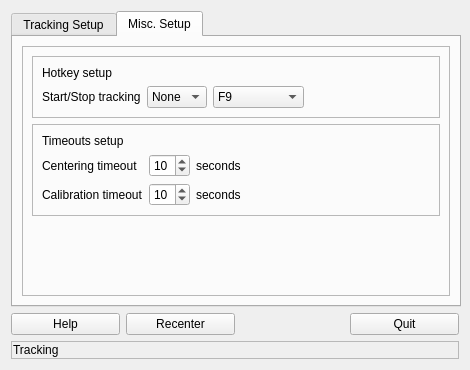
First picture: the form in src/mickey/mickey.ui, repository mavak/linux-track, before the edit.
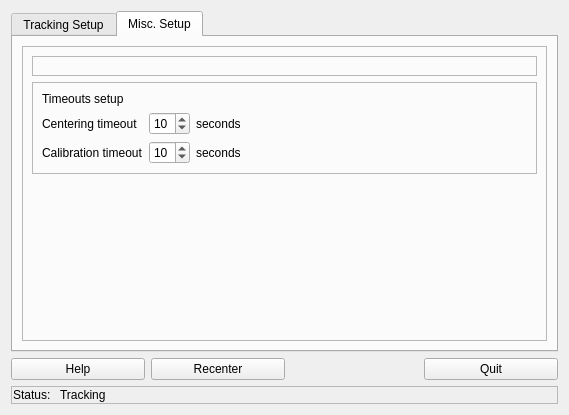
Second picture: the form after the edit. The open tabs and pages were chosen to show the change. Icons and pictures are not drawn.

Commit message: Reintegrated the mickey_improvement branch changes.

Patch:
```diff
--- a/src/mickey/mickey.ui
+++ b/src/mickey/mickey.ui
@@ -6,14 +6,14 @@
    <rect>
     <x>0</x>
     <y>0</y>
-    <width>470</width>
-    <height>370</height>
+    <width>569</width>
+    <height>415</height>
    </rect>
   </property>
   <property name="minimumSize">
    <size>
     <width>470</width>
-    <height>370</height>
+    <height>415</height>
    </size>
   </property>
   <property name="windowTitle">
@@ -302,112 +302,12 @@
             <property name="frameShadow">
              <enum>QFrame::Raised</enum>
             </property>
-            <layout class="QVBoxLayout" name="verticalLayout">
+            <layout class="QHBoxLayout" name="horizontalLayout_6">
              <item>
-              <widget class="QLabel" name="label_9">
-               <property name="text">
-                <string>Hotkey setup</string>
+              <layout class="QGridLayout" name="HotkeyStack">
+               <property name="horizontalSpacing">
+                <number>2</number>
                </property>
-              </widget>
-             </item>
-             <item>
-              <layout class="QGridLayout" name="gridLayout_2">
-               <item row="0" column="0">
-                <widget class="QLabel" name="label">
-                 <property name="sizePolicy">
-                  <sizepolicy hsizetype="Preferred" vsizetype="Maximum">
-                   <horstretch>0</horstretch>
-                   <verstretch>0</verstretch>
-                  </sizepolicy>
-                 </property>
-                 <property name="text">
-                  <string>Start/Stop tracking</string>
-                 </property>
-                </widget>
-               </item>
-               <item row="0" column="2">
-                <widget class="QComboBox" name="KeyCombo">
-                 <property name="sizePolicy">
-                  <sizepolicy hsizetype="Maximum" vsizetype="Fixed">
-                   <horstretch>0</horstretch>
-                   <verstretch>0</verstretch>
-                  </sizepolicy>
-                 </property>
-                 <item>
-                  <property name="text">
-                   <string>F9</string>
-                  </property>
-                 </item>
-                 <item>
-                  <property name="text">
-                   <string>F11</string>
-                  </property>
-                 </item>
-                 <item>
-                  <property name="text">
-                   <string>Pause</string>
-                  </property>
-                 </item>
-                 <item>
-                  <property name="text">
-                   <string>Print</string>
-                  </property>
-                 </item>
-                 <item>
-                  <property name="text">
-                   <string>Scroll Lock</string>
-                  </property>
-                 </item>
-                </widget>
-               </item>
-               <item row="0" column="1">
-                <widget class="QComboBox" name="ModifierCombo">
-                 <property name="sizePolicy">
-                  <sizepolicy hsizetype="Maximum" vsizetype="Fixed">
-                   <horstretch>0</horstretch>
-                   <verstretch>0</verstretch>
-                  </sizepolicy>
-                 </property>
-                 <item>
-                  <property name="text">
-                   <string>None</string>
-                  </property>
-                 </item>
-                 <item>
-                  <property name="text">
-                   <string>Ctrl</string>
-                  </property>
-                 </item>
-                 <item>
-                  <property name="text">
-                   <string>Alt</string>
-                  </property>
-                 </item>
-                 <item>
-                  <property name="text">
-                   <string>Shift</string>
-                  </property>
-                 </item>
-                 <item>
-                  <property name="text">
-                   <string>Meta</string>
-                  </property>
-                 </item>
-                </widget>
-               </item>
-               <item row="0" column="3">
-                <spacer name="horizontalSpacer_2">
-                 <property name="orientation">
-                  <enum>Qt::Horizontal</enum>
-                 </property>
-                 <property name="sizeHint" stdset="0">
-                  <size>
-                   <width>40</width>
-                   <height>20</height>
-                  </size>
-                 </property>
-                </spacer>
-               </item>
               </layout>
              </item>
             </layout>
@@ -596,6 +496,19 @@
         <property name="spacing">
          <number>6</number>
         </property>
+        <item>
+         <widget class="QLabel" name="label">
+          <property name="sizePolicy">
+           <sizepolicy hsizetype="Maximum" vsizetype="Preferred">
+            <horstretch>0</horstretch>
+            <verstretch>0</verstretch>
+           </sizepolicy>
+          </property>
+          <property name="text">
+           <string>Status: </string>
+          </property>
+         </widget>
+        </item>
         <item>
          <widget class="QLabel" name="StatusLabel">
           <property name="text">
```
Left out of the diff: 22 changed lines with no effect on the pictures. The commit also changes 35 other files.
